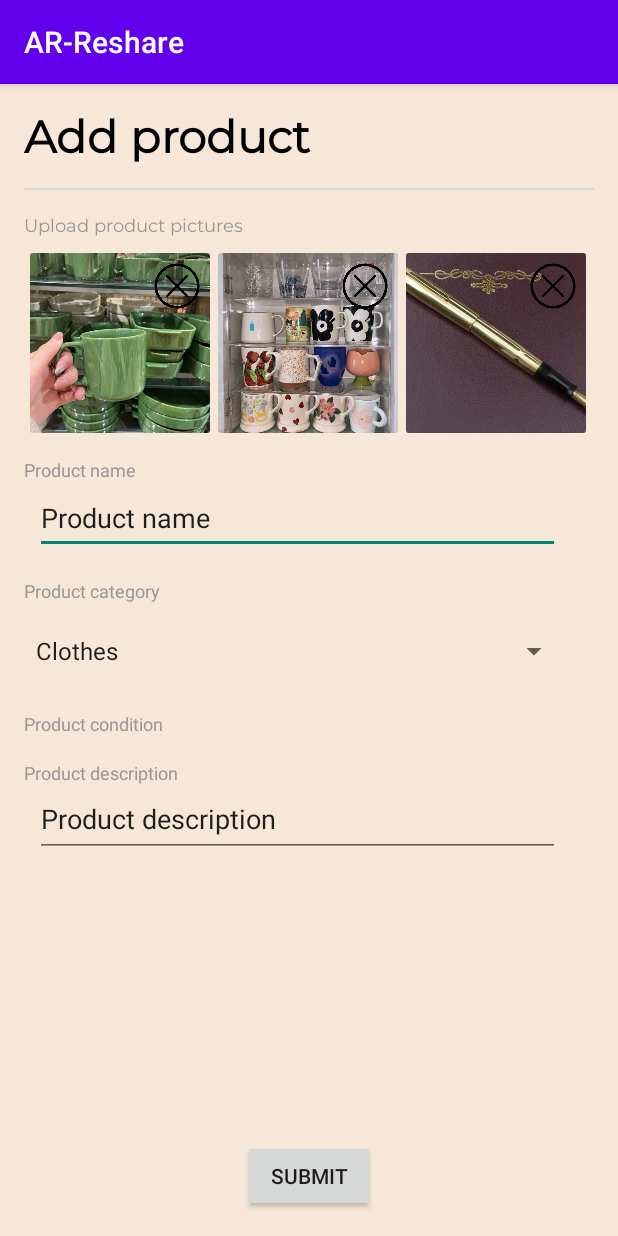
After one commit to spe-uob/2021-ARReshare, an Android app: the AddProduct screen opened directly, with no data from a screen before it, on a phone screen of 412 x 824 dp. The commit adds this screen. Run offline under Robolectric (Android 15) with nearby library versions, the phone set to English and light mode, and no system bars.

Commit message:
added basic Add_Product page

```diff
--- /dev/null
+++ b/app/src/main/java/com/example/ar_reshare/AddProduct.java
@@ -0,0 +1,45 @@
+package com.example.ar_reshare;
+
+import androidx.appcompat.app.AppCompatActivity;
+import androidx.recyclerview.widget.LinearLayoutManager;
+import androidx.recyclerview.widget.RecyclerView;
+
+import android.os.Bundle;
+import android.widget.ArrayAdapter;
+import android.widget.LinearLayout;
+import android.widget.Spinner;
+
+import java.util.ArrayList;
+
+public class AddProduct extends AppCompatActivity {
+
+    private ArrayList<Integer> uploadedImages = new ArrayList<>();
+
+    @Override
+    protected void onCreate(Bundle savedInstanceState) {
+        super.onCreate(savedInstanceState);
+        setContentView(R.layout.activity_add_product);
+
+        uploadedImages.add(R.drawable.cup);
+        uploadedImages.add(R.drawable.cup2);
+        uploadedImages.add(R.drawable.pen);
+        uploadedImages.add(R.drawable.upload);
+
+        uploadedImageView();
+        categoryDropdown();
+
+    }
+    private void uploadedImageView(){
+        LinearLayoutManager layoutManager = new LinearLayoutManager(this, LinearLayoutManager.HORIZONTAL,false);
+        RecyclerView uploaded_image_list = findViewById(R.id.uploaded_image_list);
+        uploaded_image_list.setLayoutManager(layoutManager);
+        UploadImageAdapter adapter = new UploadImageAdapter(uploadedImages);
+        uploaded_image_list.setAdapter(adapter);
+    }
+    private void categoryDropdown(){
+        Spinner spinner = findViewById(R.id.category_dropdown);
+        ArrayAdapter<CharSequence> adapter = ArrayAdapter.createFromResource(this,R.array.categories, android.R.layout.simple_spinner_item);
+        adapter.setDropDownViewResource(android.R.layout.simple_spinner_dropdown_item);
+        spinner.setAdapter(adapter);
+    }
+}
--- a/app/src/main/java/com/example/ar_reshare/ProductPageActivity.java
+++ b/app/src/main/java/com/example/ar_reshare/ProductPageActivity.java
@@ -142,6 +142,7 @@ public class ProductPageActivity extends AppCompatActivity {
             message.setVisibility(View.INVISIBLE); // hide the message button in this case
             TextView thanksMessage = findViewById(R.id.thanksForSharing);
             thanksMessage.setVisibility(View.VISIBLE);
+
         }
     }
 
--- /dev/null
+++ b/app/src/main/java/com/example/ar_reshare/UploadImageAdapter.java
@@ -0,0 +1,51 @@
+package com.example.ar_reshare;
+
+import android.content.Context;
+import android.view.LayoutInflater;
+import android.view.View;
+import android.view.ViewGroup;
+import android.widget.ImageView;
+
+import androidx.annotation.NonNull;
+import androidx.recyclerview.widget.RecyclerView;
+
+import java.util.ArrayList;
+
+public class UploadImageAdapter extends RecyclerView.Adapter<UploadImageAdapter.ViewHolder>{
+
+    private ArrayList<Integer> uploadedImages = new ArrayList<>();
+
+    public UploadImageAdapter(ArrayList<Integer> uploadedImages) {
+        this.uploadedImages = uploadedImages;
+    }
+
+    @NonNull
+    @Override
+    public ViewHolder onCreateViewHolder(@NonNull ViewGroup parent, int viewType) {
+        View view = LayoutInflater.from(parent.getContext()).inflate(R.layout.upload_image_list_layout,parent,false);
+        return new ViewHolder(view);
+    }
+
+    @Override
+    public void onBindViewHolder(@NonNull ViewHolder holder, int position) {
+        holder.image.setImageResource(uploadedImages.get(position));
+    }
+
+    @Override
+    public int getItemCount() {
+        return uploadedImages.size();
+    }
+
+
+
+    public class ViewHolder extends RecyclerView.ViewHolder{
+        ImageView image;
+        ImageView deleteButton;
+
+        public ViewHolder(@NonNull View itemView) {
+            super(itemView);
+            image = itemView.findViewById(R.id.uploadedImage);
+            deleteButton = itemView.findViewById(R.id.deleteImage);
+        }
+    }
+}
--- /dev/null
+++ b/app/src/main/res/layout/activity_add_product.xml
@@ -0,0 +1,161 @@
+<?xml version="1.0" encoding="utf-8"?>
+<androidx.constraintlayout.widget.ConstraintLayout xmlns:android="http://schemas.android.com/apk/res/android"
+    xmlns:app="http://schemas.android.com/apk/res-auto"
+    xmlns:tools="http://schemas.android.com/tools"
+    android:layout_width="match_parent"
+    android:layout_height="match_parent"
+    android:background="#F6E7D8"
+    tools:context=".AddProduct">
+
+    <View
+        android:id="@+id/divider2"
+        android:layout_width="0dp"
+        android:layout_height="1dp"
+        android:layout_marginStart="16dp"
+        android:layout_marginTop="4dp"
+        android:layout_marginEnd="16dp"
+        android:background="#D8D6D6"
+        app:layout_constraintEnd_toEndOf="parent"
+        app:layout_constraintHorizontal_bias="0.0"
+        app:layout_constraintStart_toStartOf="parent"
+        app:layout_constraintTop_toBottomOf="@+id/textView" />
+
+    <TextView
+        android:id="@+id/textView"
+        android:layout_width="288dp"
+        android:layout_height="49dp"
+        android:layout_marginStart="16dp"
+        android:layout_marginTop="16dp"
+        android:fontFamily="@font/montserrat"
+        android:text="Add product"
+        android:textColor="#000000"
+        android:textSize="30sp"
+        android:textStyle="bold"
+        app:layout_constraintStart_toStartOf="parent"
+        app:layout_constraintTop_toTopOf="parent" />
+
+    <EditText
+        android:id="@+id/editTextTextPersonName"
+        android:layout_width="350dp"
+        android:layout_height="wrap_content"
+        android:layout_marginStart="16dp"
+        android:layout_marginEnd="32dp"
+        android:ems="10"
+        android:inputType="textPersonName"
+        android:minHeight="48dp"
+        android:text="Product name"
+        app:layout_constraintEnd_toEndOf="parent"
+        app:layout_constraintStart_toStartOf="parent"
+        app:layout_constraintTop_toBottomOf="@+id/textView3" />
+
+    <androidx.recyclerview.widget.RecyclerView
+        android:id="@+id/uploaded_image_list"
+        android:layout_width="383dp"
+        android:layout_height="wrap_content"
+        android:layout_marginStart="20dp"
+        android:layout_marginTop="8dp"
+        android:layout_marginEnd="20dp"
+        android:orientation="horizontal"
+        app:layout_constraintEnd_toEndOf="parent"
+        app:layout_constraintStart_toStartOf="parent"
+        app:layout_constraintTop_toBottomOf="@+id/textView2" />
+
+    <TextView
+        android:id="@+id/textView2"
+        android:layout_width="wrap_content"
+        android:layout_height="wrap_content"
+        android:layout_marginStart="16dp"
+        android:layout_marginTop="16dp"
+        android:fontFamily="@font/montserrat"
+        android:text="Upload product pictures"
+        android:textColor="#9A9696"
+        android:textSize="12sp"
+        app:layout_constraintStart_toStartOf="parent"
+        app:layout_constraintTop_toBottomOf="@+id/divider2" />
+
+    <TextView
+        android:id="@+id/textView3"
+        android:layout_width="wrap_content"
+        android:layout_height="wrap_content"
+        android:layout_marginStart="16dp"
+        android:layout_marginTop="16dp"
+        android:text="Product name"
+        android:textColor="#9A9696"
+        android:textSize="12sp"
+        app:layout_constraintStart_toStartOf="parent"
+        app:layout_constraintTop_toBottomOf="@+id/uploaded_image_list" />
+
+    <TextView
+        android:id="@+id/textView4"
+        android:layout_width="wrap_content"
+        android:layout_height="wrap_content"
+        android:layout_marginStart="16dp"
+        android:layout_marginTop="16dp"
+        android:text="Product description"
+        android:textColor="#9A9696"
+        android:textSize="12sp"
+        app:layout_constraintStart_toStartOf="parent"
+        app:layout_constraintTop_toBottomOf="@+id/textView6" />
+
+    <TextView
+        android:id="@+id/textView5"
+        android:layout_width="wrap_content"
+        android:layout_height="wrap_content"
+        android:layout_marginStart="16dp"
+        android:layout_marginTop="16dp"
+        android:text="Product category"
+        android:textColor="#9A9696"
+        android:textSize="12sp"
+        app:layout_constraintStart_toStartOf="parent"
+        app:layout_constraintTop_toBottomOf="@+id/editTextTextPersonName" />
+
+    <TextView
+        android:id="@+id/textView6"
+        android:layout_width="wrap_content"
+        android:layout_height="wrap_content"
+        android:layout_marginStart="16dp"
+        android:layout_marginTop="16dp"
+        android:text="Product condition"
+        android:textColor="#9A9696"
+        android:textSize="12sp"
+        app:layout_constraintStart_toStartOf="parent"
+        app:layout_constraintTop_toBottomOf="@+id/category_dropdown" />
+
+    <EditText
+        android:id="@+id/editTextTextMultiLine2"
+        android:layout_width="350dp"
+        android:layout_height="wrap_content"
+        android:layout_marginStart="16dp"
+        android:layout_marginEnd="32dp"
+        android:ems="10"
+        android:gravity="start|top"
+        android:inputType="textMultiLine"
+        android:minHeight="48dp"
+        android:text="Product description"
+        app:layout_constraintEnd_toEndOf="parent"
+        app:layout_constraintStart_toStartOf="parent"
+        app:layout_constraintTop_toBottomOf="@+id/textView4" />
+
+    <Button
+        android:id="@+id/button"
+        android:layout_width="wrap_content"
+        android:layout_height="wrap_content"
+        android:layout_marginBottom="16dp"
+        android:text="Submit"
+        app:layout_constraintBottom_toBottomOf="parent"
+        app:layout_constraintEnd_toEndOf="parent"
+        app:layout_constraintStart_toStartOf="parent" />
+
+    <Spinner
+        android:id="@+id/category_dropdown"
+        android:layout_width="0dp"
+        android:layout_height="wrap_content"
+        android:layout_marginStart="16dp"
+        android:layout_marginTop="8dp"
+        android:layout_marginEnd="32dp"
+        android:minHeight="48dp"
+        app:layout_constraintEnd_toEndOf="parent"
+        app:layout_constraintStart_toStartOf="parent"
+        app:layout_constraintTop_toBottomOf="@+id/textView5" />
+
+</androidx.constraintlayout.widget.ConstraintLayout>
--- /dev/null
+++ b/app/src/main/res/layout/upload_image_list_layout.xml
@@ -0,0 +1,45 @@
+<?xml version="1.0" encoding="utf-8"?>
+<LinearLayout xmlns:android="http://schemas.android.com/apk/res/android"
+    xmlns:app="http://schemas.android.com/apk/res-auto"
+    xmlns:tools="http://schemas.android.com/tools"
+    android:background="@null"
+    android:layout_width="wrap_content"
+    android:layout_height="wrap_content"
+    android:layout_marginLeft="5dp">
+
+    <androidx.cardview.widget.CardView
+        android:layout_width="120dp"
+        android:layout_height="120dp"
+        android:background="@null"
+        >
+
+        <androidx.constraintlayout.widget.ConstraintLayout
+            android:layout_width="match_parent"
+            android:layout_height="match_parent">
+
+            <ImageView
+                android:id="@+id/uploadedImage"
+                android:layout_width="0dp"
+                android:layout_height="0dp"
+                android:background="#F6E7D8"
+                android:scaleType="centerCrop"
+                app:layout_constraintBottom_toBottomOf="parent"
+                app:layout_constraintEnd_toEndOf="parent"
+                app:layout_constraintHorizontal_bias="0.0"
+                app:layout_constraintStart_toStartOf="parent"
+                app:layout_constraintTop_toTopOf="parent"
+                app:layout_constraintVertical_bias="0.0"
+                tools:srcCompat="@drawable/upload" />
+
+            <ImageView
+                android:id="@+id/deleteImage"
+                android:layout_width="40dp"
+                android:layout_height="40dp"
+                android:layout_marginTop="2dp"
+                android:layout_marginEnd="2dp"
+                app:layout_constraintEnd_toEndOf="parent"
+                app:layout_constraintTop_toTopOf="parent"
+                app:srcCompat="@drawable/close2" />
+        </androidx.constraintlayout.widget.ConstraintLayout>
+    </androidx.cardview.widget.CardView>
+</LinearLayout>
--- a/app/src/main/res/values/strings.xml
+++ b/app/src/main/res/values/strings.xml
@@ -12,5 +12,13 @@
     <string name="STATIC_MAP_KEY">AIzaSyAFWHH-yjENxp6a7kQUeFfLjWcbGBuuM6Y</string>
     <string name="title_activity_maps">MapsActivity</string>
     <string name="thanks_message">You added this product,\nthank you for sharing!</string>
+    <string-array name="categories">
+        <item>Clothes</item>
+        <item>Accessories</item>
+        <item>Electronics</item>
+        <item>Books</item>
+        <item>Food</item>
+        <item>Other</item>
+    </string-array>
 
 </resources>
```
Also changed, not shown: app/src/main/AndroidManifest.xml (+4 -8 lines), app/src/main/res/drawable/close2.png (added), app/src/main/res/drawable/cross.png (added), app/src/main/res/drawable/upload.png (added).
